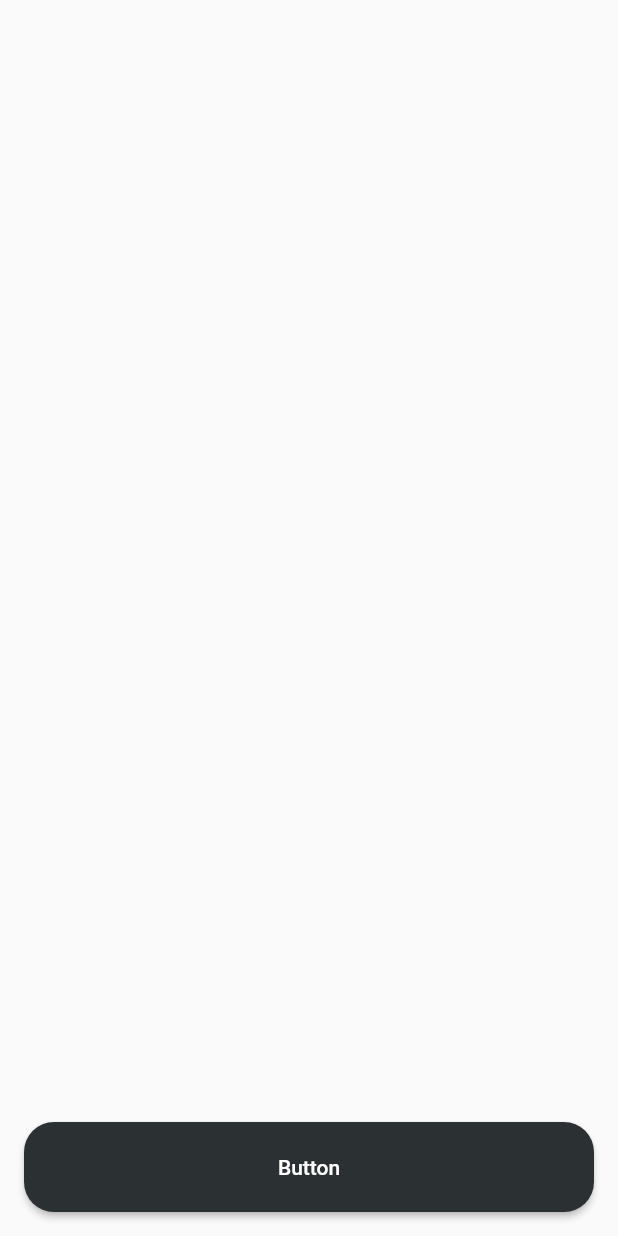
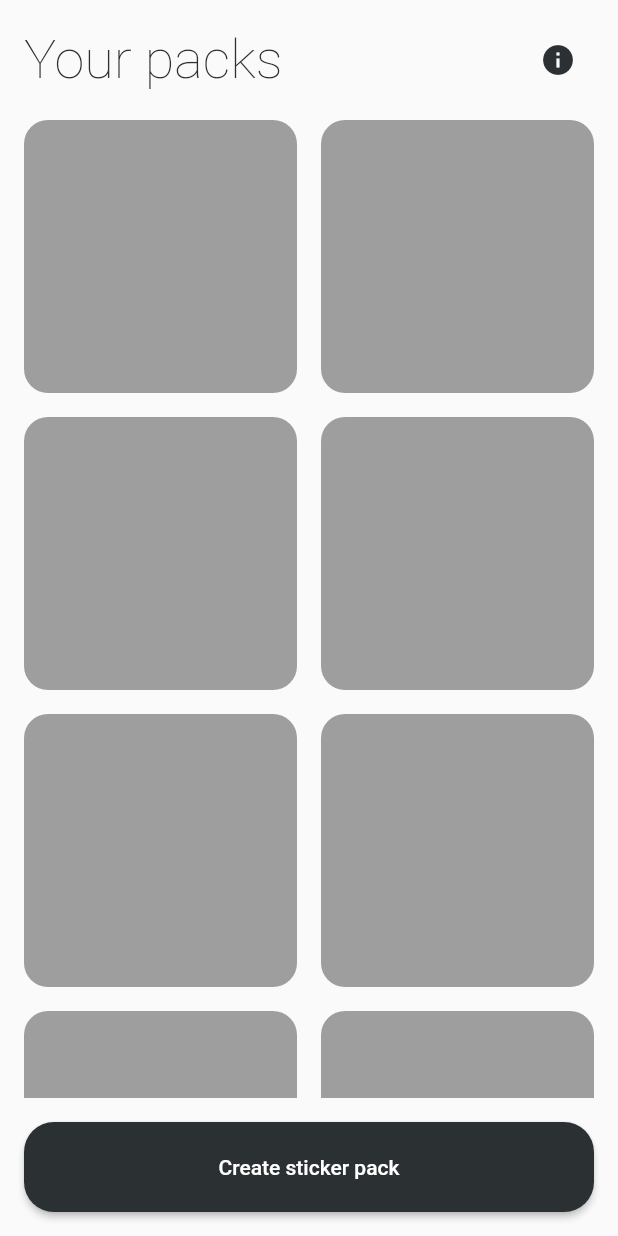
Before and after one commit to ekinsdrow/sticker_creator, a Flutter app: the HomePage screen opened by its route, on a phone screen of 412 x 824 dp. Run offline on Flutter 3.47's test engine with Material 2 defaults, Android fonts, the light colour scheme and no system bars; our stand-ins replace auto_route.

Commit message:
Create home page skelet

```diff
--- a/lib/l10n/intl_en.arb
+++ b/lib/l10n/intl_en.arb
@@ -1,3 +1,5 @@
 {
-    "sticker_app": "Sticker App"
+    "sticker_app": "Sticker App",
+    "create_sticker_pack": "Create sticker pack",
+    "your_packs":"Your packs"
 }
--- a/lib/l10n/intl_ru.arb
+++ b/lib/l10n/intl_ru.arb
@@ -1,3 +1,5 @@
 {
-    "sticker_app": "Sticker App"
+    "sticker_app": "Sticker App",
+    "create_sticker_pack": "Создать стикер пак",
+    "your_packs":"Твои паки"
 }
--- a/lib/presentation/pages/home/home_page.dart
+++ b/lib/presentation/pages/home/home_page.dart
@@ -1,4 +1,5 @@
 import 'package:flutter/material.dart';
+import 'package:sticker_creator/generated/l10n.dart';
 import 'package:sticker_creator/presentation/data/paddings.dart';
 import 'package:sticker_creator/presentation/widgets/button.dart';
 
@@ -14,13 +15,58 @@ class HomePage extends StatelessWidget {
             Paddings.small,
           ),
           child: Column(
+            crossAxisAlignment: CrossAxisAlignment.start,
             children: [
               Expanded(
-                child: Container(),
+                child: Column(
+                  crossAxisAlignment: CrossAxisAlignment.start,
+                  children: [
+                    Row(
+                      mainAxisAlignment: MainAxisAlignment.spaceBetween,
+                      children: [
+                        Text(
+                          S.of(context).your_packs,
+                          style: Theme.of(context).textTheme.headline1,
+                        ),
+                        IconButton(
+                          onPressed: () {
+                            //TODO: open info
+                          },
+                          icon:  Icon(
+                            Icons.info,
+                            color: Theme.of(context).iconTheme.color,
+                          ),
+                        )
+                      ],
+                    ),
+                    SizedBox(
+                      height: Paddings.small,
+                    ),
+                    Expanded(
+                      child: GridView.builder(
+                        physics: const BouncingScrollPhysics(),
+                        gridDelegate: SliverGridDelegateWithFixedCrossAxisCount(
+                          crossAxisCount: 2,
+                          childAspectRatio: 1,
+                          crossAxisSpacing: Paddings.small,
+                          mainAxisSpacing: Paddings.small,
+                        ),
+                        itemBuilder: (context, index) => const _StickerPackItem(),
+                        itemCount: 33,
+                      ),
+                    ),
+                  ],
+                ),
               ),
-              const SizedBox(
+              SizedBox(
+                height: Paddings.small,
+              ),
+              SizedBox(
                 width: double.infinity,
-                child: Button(),
+                child: Button(
+                  text: S.of(context).create_sticker_pack,
+                  onPressed: () {},
+                ),
               ),
             ],
           ),
@@ -29,3 +75,17 @@ class HomePage extends StatelessWidget {
     );
   }
 }
+
+class _StickerPackItem extends StatelessWidget {
+  const _StickerPackItem({Key? key}) : super(key: key);
+
+  @override
+  Widget build(BuildContext context) {
+    return Container(
+      decoration: BoxDecoration(
+        color: Colors.grey,
+        borderRadius: BorderRadius.circular(16),
+      ),
+    );
+  }
+}
--- a/lib/presentation/pages/splash_page.dart
+++ b/lib/presentation/pages/splash_page.dart
@@ -8,15 +8,20 @@ class SplashPage extends StatelessWidget {
 
   @override
   Widget build(BuildContext context) {
-    //TODO: remove
-    AutoRouter.of(context).push(
-      const HomeRoute(),
-    );
-
     return Scaffold(
       body: Center(
-        child: Text(
-          S.of(context).sticker_app,
+        child: GestureDetector(
+          onTap: () {
+            //TODO:remove
+            AutoRouter.of(context).replaceAll(
+              [
+                const HomeRoute(),
+              ],
+            );
+          },
+          child: Text(
+            S.of(context).sticker_app,
+          ),
         ),
       ),
     );
--- a/lib/presentation/theme/themes.dart
+++ b/lib/presentation/theme/themes.dart
@@ -10,5 +10,14 @@ class Themes {
         ),
       ),
     ),
+    iconTheme: const IconThemeData(
+      color: Color(0xFF2B3033),
+    ),
+    textTheme: const TextTheme(
+      headline1: TextStyle(
+        color: const Color(0xFF2B3033),
+        fontSize: 36,
+      ),
+    ),
   );
 }
--- a/lib/presentation/widgets/button.dart
+++ b/lib/presentation/widgets/button.dart
@@ -1,17 +1,24 @@
 import 'package:flutter/material.dart';
 
 class Button extends StatelessWidget {
-  const Button({Key? key}) : super(key: key);
+  const Button({
+    required this.onPressed,
+    required this.text,
+    Key? key,
+  }) : super(key: key);
+
+  final String text;
+  final VoidCallback onPressed;
 
   @override
   Widget build(BuildContext context) {
     return SizedBox(
       height: 60,
       child: ElevatedButton(
-        onPressed: () {},
+        onPressed: onPressed,
         style: Theme.of(context).elevatedButtonTheme.style,
         child: Text(
-          'Button',
+          text,
         ),
       ),
     );
```
Also changed, not shown: lib/generated/intl/messages_en.dart, lib/generated/intl/messages_ru.dart, lib/generated/l10n.dart.
